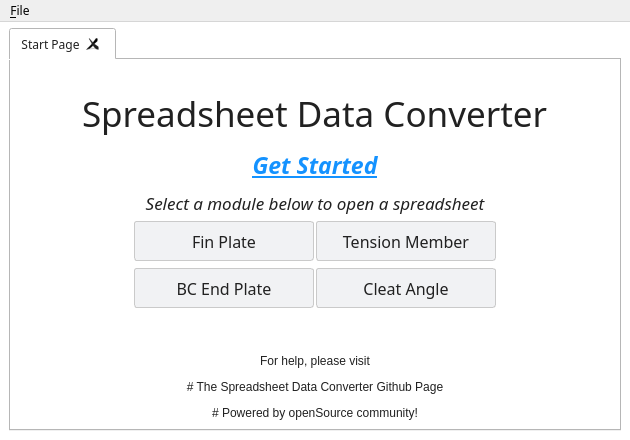
Before: the Qt Designer form dataconverter/ui/mainwindow.ui in meghasankhlecha/Spreadsheet_Data_Converter, drawn with Qt 5.
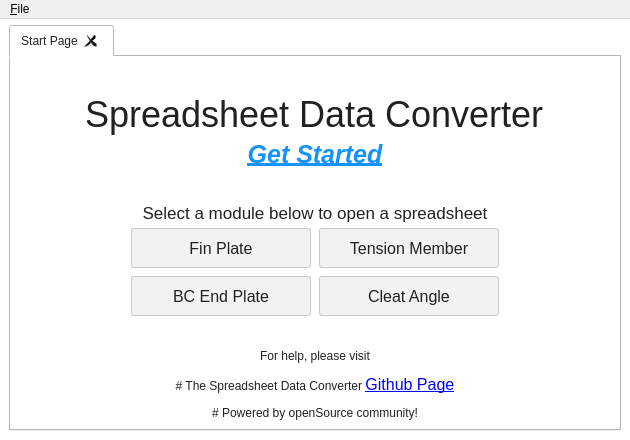
After: the same form once the commit is applied. Icons and pictures are not drawn.

The edit to the form file:
```diff
--- a/dataconverter/ui/mainwindow.ui
+++ b/dataconverter/ui/mainwindow.ui
@@ -15,7 +15,8 @@
   </property>
   <property name="font">
    <font>
-    <family>Google Sans</family>
+    <family>Segoe UI</family>
+    <pointsize>9</pointsize>
    </font>
   </property>
   <property name="windowTitle">
@@ -29,6 +30,11 @@
    <string notr="true"/>
   </property>
   <widget class="QWidget" name="centralwidget">
+   <property name="font">
+    <font>
+     <family>Segoe UI</family>
+    </font>
+   </property>
    <property name="styleSheet">
     <string notr="true">QWidget{
 background-color: rgb(255, 255, 255);
@@ -78,7 +84,7 @@
       </property>
       <property name="font">
        <font>
-        <family>Google Sans</family>
+        <family>Segoe UI</family>
         <pointsize>9</pointsize>
         <weight>50</weight>
         <bold>false</bold>
@@ -115,6 +121,11 @@
        <bool>false</bool>
       </property>
       <widget class="QWidget" name="start_tab">
+       <property name="font">
+        <font>
+         <family>Segoe UI</family>
+        </font>
+       </property>
        <attribute name="title">
         <string>Start Page</string>
        </attribute>
@@ -125,22 +136,33 @@
         <item row="0" column="0">
          <layout class="QHBoxLayout" name="horizontalLayout_3">
           <item>
-           <layout class="QVBoxLayout" name="verticalLayout_3">
+           <layout class="QVBoxLayout" name="outer_vertical_layout">
+            <property name="spacing">
+             <number>5</number>
+            </property>
             <item>
-             <spacer name="verticalSpacer_2">
+             <spacer name="verticalSpacer_3">
               <property name="orientation">
                <enum>Qt::Vertical</enum>
               </property>
               <property name="sizeHint" stdset="0">
                <size>
                 <width>20</width>
-                <height>20</height>
+                <height>5</height>
                </size>
               </property>
              </spacer>
             </item>
-            <item alignment="Qt::AlignHCenter">
-             <widget class="QLabel" name="label_left_main_title">
+            <item>
+             <layout class="QVBoxLayout" name="title_vertical_layout">
+              <property name="topMargin">
+               <number>0</number>
+              </property>
+              <property name="bottomMargin">
+               <number>0</number>
+              </property>
+              <item alignment="Qt::AlignHCenter|Qt::AlignBottom">
+               <widget class="QLabel" name="label_main_title">
               <property name="sizePolicy">
                <sizepolicy hsizetype="Preferred" vsizetype="Preferred">
                 <horstretch>0</horstretch>
@@ -149,8 +171,8 @@
               </property>
               <property name="font">
                <font>
-                <family>Google Sans</family>
-                <pointsize>26</pointsize>
+                  <family>Segoe UI</family>
+                  <pointsize>27</pointsize>
                 <weight>50</weight>
                 <italic>false</italic>
                 <bold>false</bold>
@@ -163,7 +185,7 @@
                <string notr="true"/>
               </property>
               <property name="frameShadow">
-               <enum>QFrame::Raised</enum>
+                 <enum>QFrame::Plain</enum>
               </property>
               <property name="text">
                <string>Spreadsheet Data Converter</string>
@@ -171,13 +193,19 @@
               <property name="scaledContents">
                <bool>true</bool>
               </property>
+                <property name="alignment">
+                 <set>Qt::AlignBottom|Qt::AlignLeading|Qt::AlignLeft</set>
+                </property>
               <property name="margin">
                <number>0</number>
               </property>
+                <property name="indent">
+                 <number>0</number>
+                </property>
              </widget>
             </item>
             <item>
-             <widget class="QLabel" name="label_left_sub_title">
+               <widget class="QLabel" name="label_sub_title">
               <property name="sizePolicy">
                <sizepolicy hsizetype="Preferred" vsizetype="Preferred">
                 <horstretch>0</horstretch>
@@ -186,8 +214,8 @@
               </property>
               <property name="font">
                <font>
-                <family>Google Sans</family>
-                <pointsize>17</pointsize>
+                  <family>Segoe UI</family>
+                  <pointsize>19</pointsize>
                 <weight>75</weight>
                 <italic>true</italic>
                 <bold>true</bold>
@@ -217,14 +245,29 @@
               </property>
              </widget>
             </item>
+             </layout>
+            </item>
             <item>
-             <widget class="QLabel" name="label">
+             <spacer name="verticalSpacer_2">
+              <property name="orientation">
+               <enum>Qt::Vertical</enum>
+              </property>
+              <property name="sizeHint" stdset="0">
+               <size>
+                <width>20</width>
+                <height>5</height>
+               </size>
+              </property>
+             </spacer>
+            </item>
+            <item>
+             <widget class="QLabel" name="label_select_a_module">
               <property name="font">
                <font>
-                <family>Google Sans</family>
+                <family>Segoe UI</family>
                 <pointsize>13</pointsize>
                 <weight>50</weight>
-                <italic>true</italic>
+                <italic>false</italic>
                 <bold>false</bold>
                </font>
               </property>
@@ -232,23 +275,26 @@
                <string>Select a module below to open a spreadsheet</string>
               </property>
               <property name="alignment">
-               <set>Qt::AlignBottom|Qt::AlignHCenter</set>
+               <set>Qt::AlignHCenter|Qt::AlignTop</set>
               </property>
               <property name="margin">
-               <number>8</number>
+               <number>6</number>
               </property>
              </widget>
             </item>
             <item>
              <layout class="QVBoxLayout" name="module_selection_layout" stretch="0,0">
               <property name="spacing">
-               <number>2</number>
+               <number>3</number>
               </property>
               <property name="sizeConstraint">
                <enum>QLayout::SetDefaultConstraint</enum>
               </property>
               <item>
-               <layout class="QHBoxLayout" name="horizontalLayout">
+               <layout class="QHBoxLayout" name="module_selection_horizontal_layout_1">
+                <property name="spacing">
+                 <number>8</number>
+                </property>
                 <property name="bottomMargin">
                  <number>5</number>
                 </property>
@@ -268,7 +314,7 @@
                   </property>
                   <property name="font">
                    <font>
-                    <family>Google Sans</family>
+                    <family>Segoe UI</family>
                     <pointsize>12</pointsize>
                     <weight>50</weight>
                     <bold>false</bold>
@@ -304,7 +350,7 @@
                   </property>
                   <property name="font">
                    <font>
-                    <family>Google Sans</family>
+                    <family>Segoe UI</family>
                     <pointsize>12</pointsize>
                    </font>
                   </property>
@@ -316,7 +362,10 @@
                </layout>
               </item>
               <item>
-               <layout class="QHBoxLayout" name="horizontalLayout_4">
+               <layout class="QHBoxLayout" name="module_selection_horizontal_layout_2">
+                <property name="spacing">
+                 <number>8</number>
+                </property>
                 <item alignment="Qt::AlignRight|Qt::AlignVCenter">
                  <widget class="QPushButton" name="push_btn_bc_end_plate">
                   <property name="minimumSize">
@@ -327,7 +376,7 @@
                   </property>
                   <property name="font">
                    <font>
-                    <family>Google Sans</family>
+                    <family>Segoe UI</family>
                     <pointsize>12</pointsize>
                    </font>
                   </property>
@@ -346,7 +395,7 @@
                   </property>
                   <property name="font">
                    <font>
-                    <family>Google Sans</family>
+                    <family>Segoe UI</family>
                     <pointsize>12</pointsize>
                    </font>
                   </property>
@@ -367,15 +416,21 @@
               <property name="sizeHint" stdset="0">
                <size>
                 <width>20</width>
-                <height>40</height>
+                <height>20</height>
                </size>
               </property>
              </spacer>
             </item>
             <item>
-             <widget class="QLabel" name="label_2">
+             <widget class="QLabel" name="label_github_link">
+              <property name="font">
+               <font>
+                <family>Segoe UI</family>
+                <pointsize>12</pointsize>
+               </font>
+              </property>
               <property name="text">
-               <string>&lt;html&gt;&lt;head/&gt;&lt;body&gt;&lt;p align=&quot;center&quot;&gt;&lt;span style=&quot; font-size:9pt;&quot;&gt;For help, please visit&lt;/span&gt;&lt;/p&gt;&lt;p align=&quot;center&quot;&gt;&lt;span style=&quot; font-size:9pt;&quot;&gt;# The Spreadsheet Data Converter Github Page&lt;/span&gt;&lt;/p&gt;&lt;p align=&quot;center&quot;&gt;&lt;span style=&quot; font-size:9pt;&quot;&gt;# Powered by openSource community!&lt;/span&gt;&lt;/p&gt;&lt;/body&gt;&lt;/html&gt;</string>
+               <string>&lt;html&gt;&lt;head/&gt;&lt;body&gt;&lt;p align=&quot;center&quot;&gt;&lt;span style=&quot; font-size:9pt;&quot;&gt;For help, please visit&lt;/span&gt;&lt;/p&gt;&lt;p align=&quot;center&quot;&gt;&lt;span style=&quot; font-size:9pt;&quot;&gt;# The Spreadsheet Data Converter &lt;/span&gt;&lt;a href=&quot;https://github.com/meghasankhlecha/fsf_2020_screening_task&quot;&gt;&lt;span style=&quot; text-decoration: underline; color:#0000ff;&quot;&gt;Github Page&lt;/span&gt;&lt;/a&gt;&lt;/p&gt;&lt;p align=&quot;center&quot;&gt;&lt;span style=&quot; font-size:9pt;&quot;&gt;# Powered by openSource community!&lt;/span&gt;&lt;/p&gt;&lt;/body&gt;&lt;/html&gt;</string>
               </property>
               <property name="alignment">
                <set>Qt::AlignBottom|Qt::AlignHCenter</set>
@@ -410,7 +465,7 @@
    <widget class="QMenu" name="menuFile">
     <property name="font">
      <font>
-      <family>Google Sans</family>
+      <family>Segoe UI</family>
       <underline>false</underline>
       <strikeout>false</strikeout>
      </font>
```
Left out of the diff: 32 changed lines with no effect on the pictures. Lines whose indentation alone changed are shown as unchanged.
